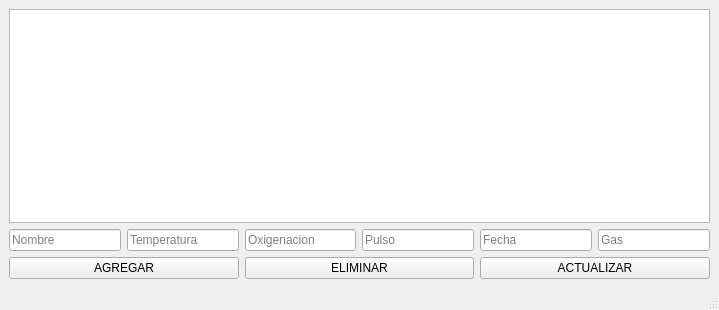
adcfrba/TPO_INFOII, file dbSQL/mainwindow.ui: the form before one commit.
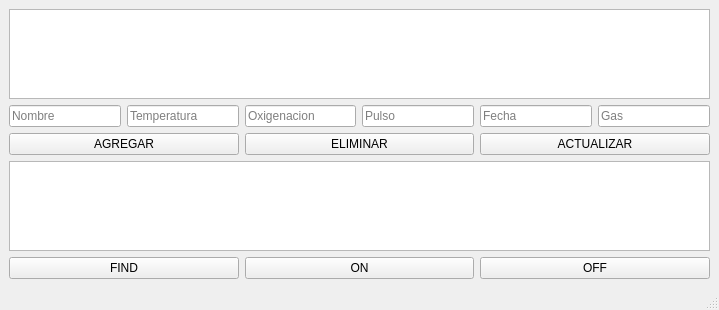
The form after the commit.

```diff
--- a/dbSQL/mainwindow.ui
+++ b/dbSQL/mainwindow.ui
@@ -98,6 +98,34 @@
       </item>
      </layout>
     </item>
+    <item>
+     <widget class="QListWidget" name="listWidget"/>
+    </item>
+    <item>
+     <layout class="QHBoxLayout" name="horizontalLayout_4">
+      <item>
+       <widget class="QPushButton" name="pushButton_find">
+        <property name="text">
+         <string>FIND</string>
+        </property>
+       </widget>
+      </item>
+      <item>
+       <widget class="QPushButton" name="pushButton_on">
+        <property name="text">
+         <string>ON</string>
+        </property>
+       </widget>
+      </item>
+      <item>
+       <widget class="QPushButton" name="pushButton_off">
+        <property name="text">
+         <string>OFF</string>
+        </property>
+       </widget>
+      </item>
+     </layout>
+    </item>
    </layout>
   </widget>
   <widget class="QMenuBar" name="menubar">
```
